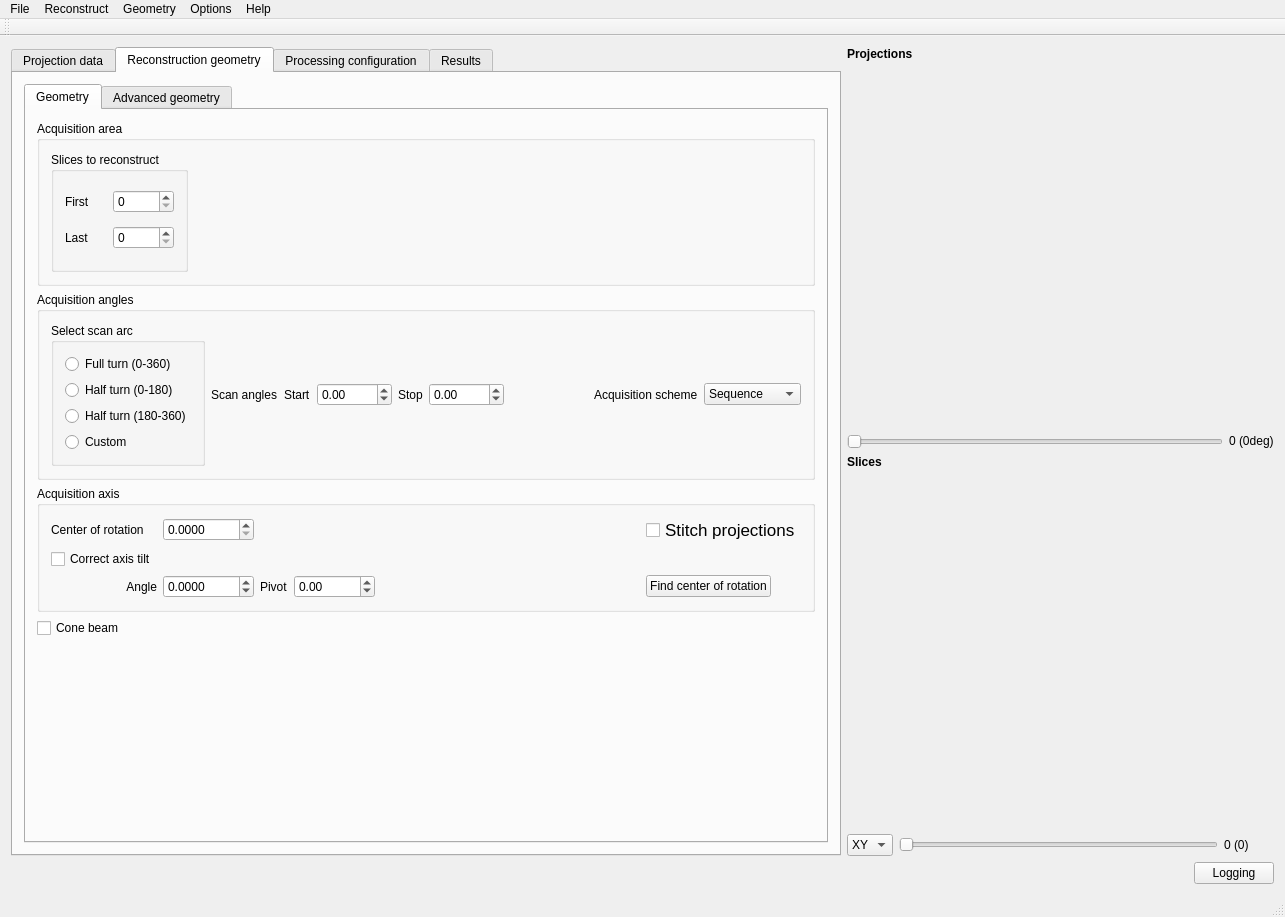
Before: the Qt Designer form applications/muhrec3/src/muhrecmainwindow.ui in neutronimaging/imagingsuite, drawn with Qt 5.
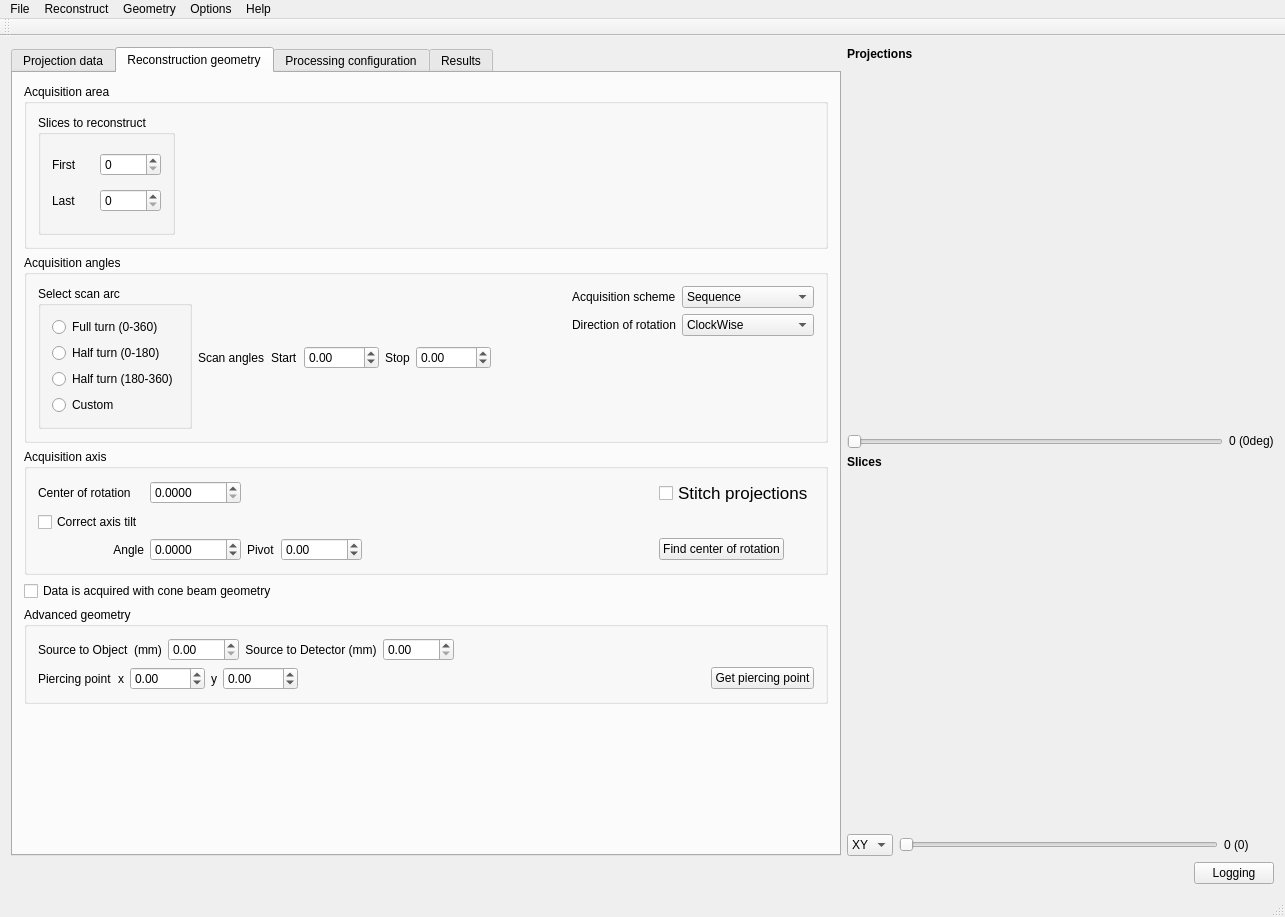
After: the same form once the commit is applied. The open tabs and pages were chosen to show the change. Custom widgets are drawn as their Qt base class.

Commit message: Removed the advanced geometry tab and placed the CBCT geometry on the general geometry panel. Replaced matrix roi widgets by a uxROIWidget Added hide/show event handlers in uxROIwidget

The edit to the form file:
```diff
--- a/applications/muhrec3/src/muhrecmainwindow.ui
+++ b/applications/muhrec3/src/muhrecmainwindow.ui
@@ -41,7 +41,7 @@
          <string>Select projection and reference images. Add project meta data.</string>
         </property>
         <property name="currentIndex">
-         <number>1</number>
+         <number>3</number>
         </property>
         <widget class="QWidget" name="tabInformation">
          <attribute name="title">
@@ -914,19 +914,7 @@
          </attribute>
          <layout class="QVBoxLayout" name="verticalLayout">
           <item>
-           <layout class="QVBoxLayout" name="layoutProjectionInformation">
-            <item>
-             <widget class="QTabWidget" name="TabGeometry">
-              <property name="currentIndex">
-               <number>0</number>
-              </property>
-              <widget class="QWidget" name="tab_geometry">
-               <attribute name="title">
-                <string>Geometry</string>
-               </attribute>
-               <layout class="QVBoxLayout" name="verticalLayout_8">
-                <item>
-                 <widget class="QGroupBox" name="groupBox_6">
+           <widget class="QGroupBox" name="groupBox_AcquisitionArea">
                   <property name="styleSheet">
                    <string notr="true"/>
                   </property>
@@ -1020,7 +1008,7 @@
                  </widget>
                 </item>
                 <item>
-                 <widget class="QGroupBox" name="groupBox_4">
+           <widget class="QGroupBox" name="groupBox_AcquisitionAngles">
                   <property name="minimumSize">
                    <size>
                     <width>0</width>
@@ -1171,6 +1159,10 @@
                       </spacer>
                      </item>
                      <item>
+                <layout class="QVBoxLayout" name="verticalLayout_8">
+                 <item>
+                  <layout class="QFormLayout" name="formLayout_2">
+                   <item row="0" column="0">
                       <widget class="QLabel" name="label_7">
                        <property name="styleSheet">
                         <string notr="true"/>
@@ -1180,7 +1172,7 @@
                        </property>
                       </widget>
                      </item>
-                     <item>
+                   <item row="0" column="1">
                       <widget class="QComboBox" name="comboDataSequence">
                        <property name="styleSheet">
                         <string notr="true"/>
@@ -1197,13 +1189,47 @@
                        </item>
                       </widget>
                      </item>
+                   <item row="1" column="0">
+                    <widget class="QLabel" name="label_33">
+                     <property name="text">
+                      <string>Direction of rotation</string>
+                     </property>
+                    </widget>
+                   </item>
+                   <item row="1" column="1">
+                    <widget class="QComboBox" name="comboDirRotation">
+                     <property name="sizePolicy">
+                      <sizepolicy hsizetype="Minimum" vsizetype="Fixed">
+                       <horstretch>0</horstretch>
+                       <verstretch>0</verstretch>
+                      </sizepolicy>
+                     </property>
+                     <property name="toolTip">
+                      <string extracomment="select direction of rotation "/>
+                     </property>
+                     <item>
+                      <property name="text">
+                       <string>ClockWise</string>
+                      </property>
+                     </item>
+                     <item>
+                      <property name="text">
+                       <string>CounterClockWise</string>
+                      </property>
+                     </item>
+                    </widget>
+                   </item>
                     </layout>
                    </item>
                   </layout>
+               </item>
+              </layout>
+             </item>
+            </layout>
                  </widget>
                 </item>
                 <item>
-                 <widget class="QGroupBox" name="groupBox_2">
+           <widget class="QGroupBox" name="groupBox_AcquisitionAxis">
                   <property name="styleSheet">
                    <string notr="true"/>
                   </property>
@@ -1211,10 +1237,10 @@
                    <string>Acquisition axis</string>
                   </property>
                   <layout class="QGridLayout" name="gridLayout_8">
-                   <item row="0" column="0">
-                    <widget class="QLabel" name="label_32">
+             <item row="4" column="5">
+              <widget class="QPushButton" name="button_FindCenter">
                      <property name="sizePolicy">
-                      <sizepolicy hsizetype="Preferred" vsizetype="Preferred">
+                <sizepolicy hsizetype="Fixed" vsizetype="Fixed">
                        <horstretch>0</horstretch>
                        <verstretch>0</verstretch>
                       </sizepolicy>
@@ -1223,11 +1249,123 @@
                       <string notr="true"/>
                      </property>
                      <property name="text">
-                      <string>Center of rotation</string>
+                <string>Find center of rotation</string>
                      </property>
                     </widget>
                    </item>
-                   <item row="3" column="0">
+             <item row="1" column="5">
+              <widget class="QCheckBox" name="check_stitchprojections">
+               <property name="styleSheet">
+                <string notr="true">font: 13pt;</string>
+               </property>
+               <property name="text">
+                <string>Stitch projections</string>
+               </property>
+              </widget>
+             </item>
+             <item row="4" column="1">
+              <widget class="QDoubleSpinBox" name="dspinTiltAngle">
+               <property name="toolTip">
+                <string>Tilt angle of the acquistion axis. Can be found using store geometry.</string>
+               </property>
+               <property name="styleSheet">
+                <string notr="true"/>
+               </property>
+               <property name="decimals">
+                <number>4</number>
+               </property>
+               <property name="minimum">
+                <double>-10.000000000000000</double>
+               </property>
+               <property name="maximum">
+                <double>10.000000000000000</double>
+               </property>
+               <property name="singleStep">
+                <double>0.100000000000000</double>
+               </property>
+              </widget>
+             </item>
+             <item row="1" column="4">
+              <spacer name="horizontalSpacer_10">
+               <property name="orientation">
+                <enum>Qt::Horizontal</enum>
+               </property>
+               <property name="sizeHint" stdset="0">
+                <size>
+                 <width>40</width>
+                 <height>20</height>
+                </size>
+               </property>
+              </spacer>
+             </item>
+             <item row="1" column="1">
+              <widget class="QDoubleSpinBox" name="dspinRotationCenter">
+               <property name="toolTip">
+                <string>The acquisition center of rotation on the projection. Postion is given in pixels relative to projection ROI x0. Subpixel values are recommended.</string>
+               </property>
+               <property name="styleSheet">
+                <string notr="true"/>
+               </property>
+               <property name="decimals">
+                <number>4</number>
+               </property>
+               <property name="maximum">
+                <double>10000.000000000000000</double>
+               </property>
+               <property name="singleStep">
+                <double>0.100000000000000</double>
+               </property>
+              </widget>
+             </item>
+             <item row="2" column="0">
+              <widget class="QCheckBox" name="checkCorrectTilt">
+               <property name="sizePolicy">
+                <sizepolicy hsizetype="Maximum" vsizetype="Fixed">
+                 <horstretch>0</horstretch>
+                 <verstretch>0</verstretch>
+                </sizepolicy>
+               </property>
+               <property name="toolTip">
+                <string>Activates axis tilt</string>
+               </property>
+               <property name="styleSheet">
+                <string notr="true"/>
+               </property>
+               <property name="text">
+                <string>Correct axis tilt</string>
+               </property>
+              </widget>
+             </item>
+             <item row="4" column="2">
+              <widget class="QLabel" name="label_tiltPivot">
+               <property name="styleSheet">
+                <string notr="true"/>
+               </property>
+               <property name="text">
+                <string>Pivot</string>
+               </property>
+               <property name="buddy">
+                <cstring>dspinTiltPivot</cstring>
+               </property>
+              </widget>
+             </item>
+             <item row="4" column="3">
+              <widget class="QDoubleSpinBox" name="dspinTiltPivot">
+               <property name="toolTip">
+                <string>This is the slice where the center of rotation is exact.</string>
+               </property>
+               <property name="styleSheet">
+                <string notr="true"/>
+               </property>
+               <property name="minimum">
+                <double>-10000.000000000000000</double>
+               </property>
+               <property name="maximum">
+                <double>10000.000000000000000</double>
+               </property>
+              </widget>
+             </item>
+             <item row="4" column="0">
                     <widget class="QLabel" name="label_tiltAngle">
                      <property name="layoutDirection">
                       <enum>Qt::LeftToRight</enum>
@@ -1246,176 +1384,39 @@
                      </property>
                     </widget>
                    </item>
-                   <item row="3" column="3">
-                    <widget class="QDoubleSpinBox" name="dspinTiltPivot">
-                     <property name="toolTip">
-                      <string>This is the slice where the center of rotation is exact.</string>
-                     </property>
-                     <property name="styleSheet">
-                      <string notr="true"/>
-                     </property>
-                     <property name="minimum">
-                      <double>-10000.000000000000000</double>
-                     </property>
-                     <property name="maximum">
-                      <double>10000.000000000000000</double>
-                     </property>
-                    </widget>
-                   </item>
-                   <item row="3" column="2">
-                    <widget class="QLabel" name="label_tiltPivot">
-                     <property name="styleSheet">
-                      <string notr="true"/>
-                     </property>
-                     <property name="text">
-                      <string>Pivot</string>
-                     </property>
-                     <property name="buddy">
-                      <cstring>dspinTiltPivot</cstring>
-                     </property>
-                    </widget>
-                   </item>
                    <item row="1" column="0">
-                    <widget class="QCheckBox" name="checkCorrectTilt">
+              <widget class="QLabel" name="label_32">
                      <property name="sizePolicy">
-                      <sizepolicy hsizetype="Maximum" vsizetype="Fixed">
+                <sizepolicy hsizetype="Preferred" vsizetype="Preferred">
                        <horstretch>0</horstretch>
                        <verstretch>0</verstretch>
                       </sizepolicy>
                      </property>
-                     <property name="toolTip">
-                      <string>Activates axis tilt</string>
-                     </property>
                      <property name="styleSheet">
                       <string notr="true"/>
                      </property>
                      <property name="text">
-                      <string>Correct axis tilt</string>
-                     </property>
-                    </widget>
-                   </item>
-                   <item row="0" column="1">
-                    <widget class="QDoubleSpinBox" name="dspinRotationCenter">
-                     <property name="toolTip">
-                      <string>The acquisition center of rotation on the projection. Postion is given in pixels relative to projection ROI x0. Subpixel values are recommended.</string>
-                     </property>
-                     <property name="styleSheet">
-                      <string notr="true"/>
-                     </property>
-                     <property name="decimals">
-                      <number>4</number>
-                     </property>
-                     <property name="maximum">
-                      <double>10000.000000000000000</double>
-                     </property>
-                     <property name="singleStep">
-                      <double>0.100000000000000</double>
-                     </property>
-                    </widget>
-                   </item>
-                   <item row="0" column="4">
-                    <spacer name="horizontalSpacer_10">
-                     <property name="orientation">
-                      <enum>Qt::Horizontal</enum>
-                     </property>
-                     <property name="sizeHint" stdset="0">
-                      <size>
-                       <width>40</width>
-                       <height>20</height>
-                      </size>
-                     </property>
-                    </spacer>
-                   </item>
-                   <item row="3" column="1">
-                    <widget class="QDoubleSpinBox" name="dspinTiltAngle">
-                     <property name="toolTip">
-                      <string>Tilt angle of the acquistion axis. Can be found using store geometry.</string>
-                     </property>
-                     <property name="styleSheet">
-                      <string notr="true"/>
-                     </property>
-                     <property name="decimals">
-                      <number>4</number>
-                     </property>
-                     <property name="minimum">
-                      <double>-10.000000000000000</double>
-                     </property>
-                     <property name="maximum">
-                      <double>10.000000000000000</double>
-                     </property>
-                     <property name="singleStep">
-                      <double>0.100000000000000</double>
-                     </property>
-                    </widget>
-                   </item>
-                   <item row="0" column="5">
-                    <widget class="QCheckBox" name="check_stitchprojections">
-                     <property name="styleSheet">
-                      <string notr="true">font: 13pt;</string>
-                     </property>
-                     <property name="text">
-                      <string>Stitch projections</string>
-                     </property>
-                    </widget>
-                   </item>
-                   <item row="3" column="5">
-                    <widget class="QPushButton" name="button_FindCenter">
-                     <property name="sizePolicy">
-                      <sizepolicy hsizetype="Fixed" vsizetype="Fixed">
-                       <horstretch>0</horstretch>
-                       <verstretch>0</verstretch>
-                      </sizepolicy>
-                     </property>
-                     <property name="styleSheet">
-                      <string notr="true"/>
-                     </property>
-                     <property name="text">
-                      <string>Find center of rotation</string>
+                <string>Center of rotation</string>
                      </property>
                     </widget>
                    </item>
                   </layout>
                  </widget>
                 </item>
-                <item>
-                 <layout class="QHBoxLayout" name="horizontalLayout_21">
                   <item>
                    <widget class="QCheckBox" name="checkCBCT">
                     <property name="text">
-                     <string>Cone beam </string>
-                    </property>
-                   </widget>
-                  </item>
-                 </layout>
+             <string>Data is acquired with cone beam geometry</string>
+            </property>
+           </widget>
                 </item>
                 <item>
-                 <spacer name="verticalSpacer_7">
-                  <property name="orientation">
-                   <enum>Qt::Vertical</enum>
-                  </property>
-                  <property name="sizeHint" stdset="0">
-                   <size>
-                    <width>20</width>
-                    <height>40</height>
-                   </size>
-                  </property>
-                 </spacer>
-                </item>
-               </layout>
-              </widget>
-              <widget class="QWidget" name="tab_advanced_geometry">
-               <attribute name="title">
+           <widget class="QGroupBox" name="groupBox_ConeBeamGeometry">
+            <property name="title">
                 <string>Advanced geometry</string>
-               </attribute>
-               <widget class="QWidget" name="horizontalLayoutWidget_2">
-                <property name="geometry">
-                 <rect>
-                  <x>0</x>
-                  <y>0</y>
-                  <width>701</width>
-                  <height>37</height>
-                 </rect>
-                </property>
+            </property>
+            <layout class="QVBoxLayout" name="verticalLayout_10">
+             <item>
                 <layout class="QHBoxLayout" name="horizontalLayout_10">
                  <item>
                   <widget class="QLabel" name="label_29">
@@ -1451,17 +1452,22 @@
                    </property>
                   </widget>
                  </item>
-                </layout>
-               </widget>
-               <widget class="QWidget" name="horizontalLayoutWidget_6">
-                <property name="geometry">
-                 <rect>
-                  <x>0</x>
-                  <y>40</y>
-                  <width>701</width>
-                  <height>38</height>
-                 </rect>
-                </property>
+               <item>
+                <spacer name="horizontalSpacer">
+                 <property name="orientation">
+                  <enum>Qt::Horizontal</enum>
+                 </property>
+                 <property name="sizeHint" stdset="0">
+                  <size>
+                   <width>40</width>
+                   <height>20</height>
+                  </size>
+                 </property>
+                </spacer>
+               </item>
+              </layout>
+             </item>
+             <item>
                 <layout class="QHBoxLayout" name="horizontalLayout_16">
                  <item>
                   <widget class="QLabel" name="label_56">
@@ -1535,69 +1541,22 @@
                   </widget>
                  </item>
                 </layout>
-               </widget>
-               <widget class="QWidget" name="horizontalLayoutWidget_4">
-                <property name="geometry">
-                 <rect>
-                  <x>0</x>
-                  <y>80</y>
-                  <width>701</width>
-                  <height>31</height>
-                 </rect>
-                </property>
-                <layout class="QHBoxLayout" name="horizontalLayout_14">
-                 <item>
-                  <widget class="QLabel" name="label_33">
-                   <property name="text">
-                    <string>Direction of rotation</string>
-                   </property>
-                  </widget>
-                 </item>
-                 <item>
-                  <widget class="QComboBox" name="comboDirRotation">
-                   <property name="sizePolicy">
-                    <sizepolicy hsizetype="Minimum" vsizetype="Fixed">
-                     <horstretch>0</horstretch>
-                     <verstretch>0</verstretch>
-                    </sizepolicy>
-                   </property>
-                   <property name="toolTip">
-                    <string extracomment="select direction of rotation "/>
-                   </property>
-                   <item>
-                    <property name="text">
-                     <string>ClockWise</string>
-                    </property>
-                   </item>
-                   <item>
-                    <property name="text">
-                     <string>CounterClockWise</string>
-                    </property>
-                   </item>
+             </item>
+            </layout>
                   </widget>
                  </item>
                  <item>
-                  <spacer name="horizontalSpacer_14">
+           <spacer name="verticalSpacer_7">
                    <property name="orientation">
-                    <enum>Qt::Horizontal</enum>
-                   </property>
-                   <property name="sizeType">
-                    <enum>QSizePolicy::Minimum</enum>
+             <enum>Qt::Vertical</enum>
                    </property>
                    <property name="sizeHint" stdset="0">
                     <size>
-                     <width>30</width>
-                     <height>20</height>
+              <width>20</width>
+              <height>40</height>
                     </size>
                    </property>
                   </spacer>
-                 </item>
-                </layout>
-               </widget>
-              </widget>
-             </widget>
-            </item>
-           </layout>
           </item>
          </layout>
         </widget>
@@ -1791,86 +1750,57 @@
              <item>
               <layout class="QHBoxLayout" name="layoutMatrixROI">
                <item>
+                <layout class="QVBoxLayout" name="verticalLayout_16">
+                 <item>
                 <widget class="QCheckBox" name="checkUseMatrixROI">
+                   <property name="minimumSize">
+                    <size>
+                     <width>150</width>
+                     <height>0</height>
+                    </size>
+                   </property>
                  <property name="text">
                   <string>Reconstruct ROI</string>
                  </property>
                 </widget>
                </item>
                <item>
-                <widget class="QLabel" name="labelMX0">
-                 <property name="text">
-                  <string>x0</string>
-                 </property>
-                 <property name="buddy">
-                  <cstring>spinMatrixROI0</cstring>
-                 </property>
-                </widget>
-               </item>
-               <item>
-                <widget class="QSpinBox" name="spinMatrixROI0">
-                 <property name="maximum">
-                  <number>10000</number>
-                 </property>
-                </widget>
+                  <spacer name="verticalSpacer_9">
+                   <property name="orientation">
+                    <enum>Qt::Vertical</enum>
+                   </property>
+                   <property name="sizeHint" stdset="0">
+                    <size>
+                     <width>20</width>
+                     <height>40</height>
+                    </size>
+                   </property>
+                  </spacer>
+                 </item>
+                </layout>
                </item>
                <item>
-                <widget class="QLabel" name="labelMX1">
-                 <property name="text">
-                  <string>y0</string>
+                <widget class="QtAddons::uxROIWidget" name="widgetMatrixROI" native="true">
+                 <property name="minimumSize">
+                  <size>
+                   <width>165</width>
+                   <height>120</height>
+                  </size>
                  </property>
-                 <property name="buddy">
-                  <cstring>spinMatrixROI1</cstring>
-                 </property>
                 </widget>
                </item>
                <item>
-                <widget class="QSpinBox" name="spinMatrixROI1">
-                 <property name="maximum">
-                  <number>10000</number>
+                <spacer name="horizontalSpacer_6">
+                 <property name="orientation">
+                  <enum>Qt::Horizontal</enum>
                  </property>
-                </widget>
-               </item>
-               <item>
-                <widget class="QLabel" name="labelMX2">
-                 <property name="text">
-                  <string>x1</string>
+                 <property name="sizeHint" stdset="0">
+                  <size>
+                   <width>40</width>
+                   <height>20</height>
+                  </size>
                  </property>
-                 <property name="buddy">
-                  <cstring>spinMatrixROI2</cstring>
-                 </property>
-                </widget>
-               </item>
-               <item>
-                <widget class="QSpinBox" name="spinMatrixROI2">
-                 <property name="maximum">
-                  <number>10000</number>
-                 </property>
-                </widget>
-               </item>
-               <item>
-                <widget class="QLabel" name="labelMX3">
-                 <property name="text">
-                  <string>y1</string>
-                 </property>
-                 <property name="buddy">
-                  <cstring>spinMatrixROI3</cstring>
-                 </property>
-                </widget>
-               </item>
-               <item>
-                <widget class="QSpinBox" name="spinMatrixROI3">
-                 <property name="maximum">
-                  <number>10000</number>
-                 </property>
-                </widget>
-               </item>
-               <item>
-                <widget class="QPushButton" name="buttonGetMatrixROI">
-                 <property name="text">
-                  <string>Get ROI</string>
-                 </property>
-                </widget>
+                </spacer>
                </item>
               </layout>
              </item>
```
Lines whose indentation alone changed are shown as unchanged. The commit also changes 5 other files.
